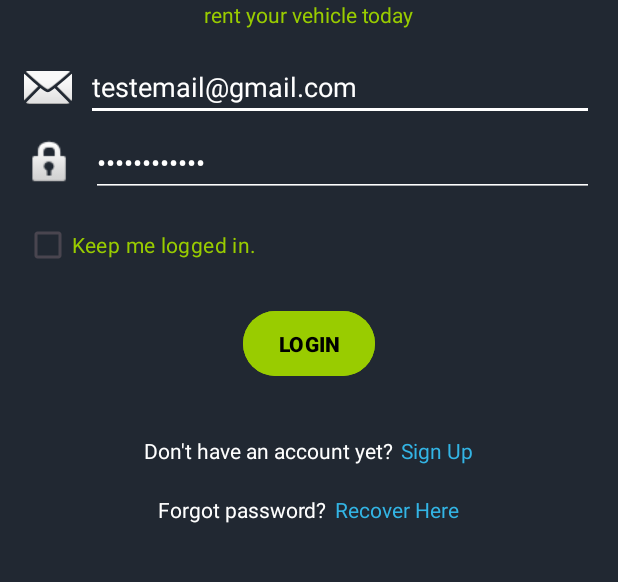
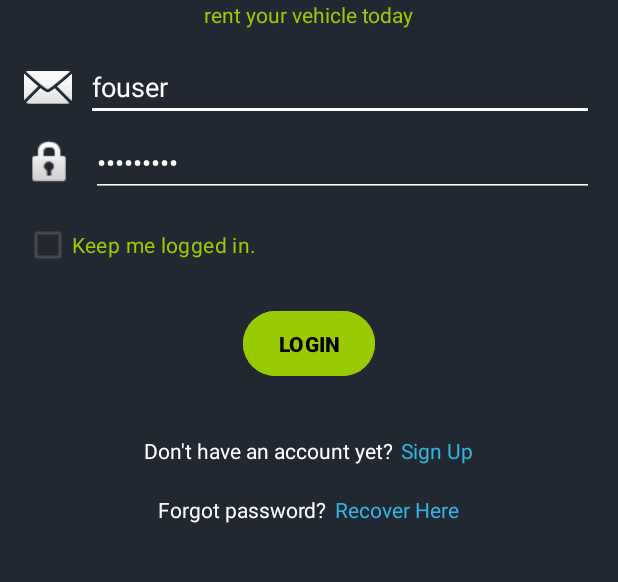
Before and after one commit to maximdudai/FastWheels, an Android app: the screen it shows after launch (Login), after a tap on "LOGIN", on a phone screen of 412 x 824 dp, the part 468-1050 px from its top. Run offline under Robolectric (Android 15) with nearby library versions, the phone set to English and light mode, and no system bars; our stand-ins replace Volley; network calls fail.

Commit message:
PFW-27
- mobile app login

```diff
--- a/Mobile/app/src/main/java/pt/ipleiria/estg/dei/fastwheels/Login.java
+++ b/Mobile/app/src/main/java/pt/ipleiria/estg/dei/fastwheels/Login.java
@@ -92,9 +92,7 @@ public class Login extends AppCompatActivity implements LoginListener {
     public void onValidateLogin(String token, String email, Context context) {
         if(token.isEmpty()) {
             Toast.makeText(context, "invalid authentication credentials", Toast.LENGTH_SHORT).show();
-            return;
-        }
-
+        } else {
             if (keepLoggedInCheckbox.isChecked()) {
                 SharedPreferences sharedPreferences = getSharedPreferences(Constants.PREFS_NAME, MODE_PRIVATE);
                 SharedPreferences.Editor editor = sharedPreferences.edit();
@@ -116,3 +114,4 @@ public class Login extends AppCompatActivity implements LoginListener {
             finish();
         }
     }
+}
--- a/Mobile/app/src/main/java/pt/ipleiria/estg/dei/fastwheels/model/SingletonFastWheels.java
+++ b/Mobile/app/src/main/java/pt/ipleiria/estg/dei/fastwheels/model/SingletonFastWheels.java
@@ -108,26 +108,27 @@ public class SingletonFastWheels {
 
     //region #LoginListener
 
-    public void loginAPI(String email, String password, final Context context) {
+    public void loginAPI(String username, String password, final Context context) {
         StringRequest request = new StringRequest(Request.Method.POST, Constants.API_AUTH, new Response.Listener<String>() {
             @Override
             public void onResponse(String response) {
                 String token = String.valueOf(LoginParser.parseLoginData(response));
 
                 if(loginListener != null)
-                    loginListener.onValidateLogin(token, email, context);
+                    loginListener.onValidateLogin(token, username, context);
             }
         }, new Response.ErrorListener() {
             @Override
             public void onErrorResponse(VolleyError error) {
-                Toast.makeText(context, error.getMessage(), Toast.LENGTH_SHORT).show();
+                error.printStackTrace();
+                Toast.makeText(context, "invalid authentication credentials", Toast.LENGTH_SHORT).show();
             }
         }) {
 
             @Override
             protected Map<String, String> getParams() {
                 Map<String, String> params = new HashMap<String, String>();
-                params.put("username", email);
+                params.put("username", username);
                 params.put("password", password);
 
                 return params;
--- a/Mobile/app/src/main/res/layout/login_activity.xml
+++ b/Mobile/app/src/main/res/layout/login_activity.xml
@@ -64,7 +64,7 @@
             android:backgroundTint="@color/white"
             android:hint="@string/hintEmail"
             android:inputType="textEmailAddress"
-            android:text="testemail@gmail.com"
+            android:text="fouser"
             android:textColor="@android:color/white" />
     </LinearLayout>
 
@@ -89,7 +89,7 @@
             android:backgroundTint="@android:color/white"
             android:hint="@string/password"
             android:inputType="textPassword"
-            android:text="123Qweasdzxc"
+            android:text="qweasdzxc"
             android:textColor="@android:color/white" />
     </LinearLayout>
 
```
Lines whose indentation alone changed are shown as unchanged.
